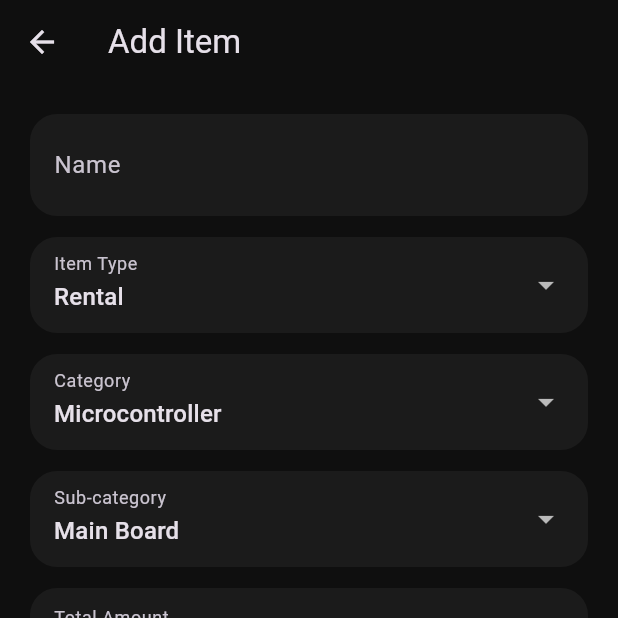
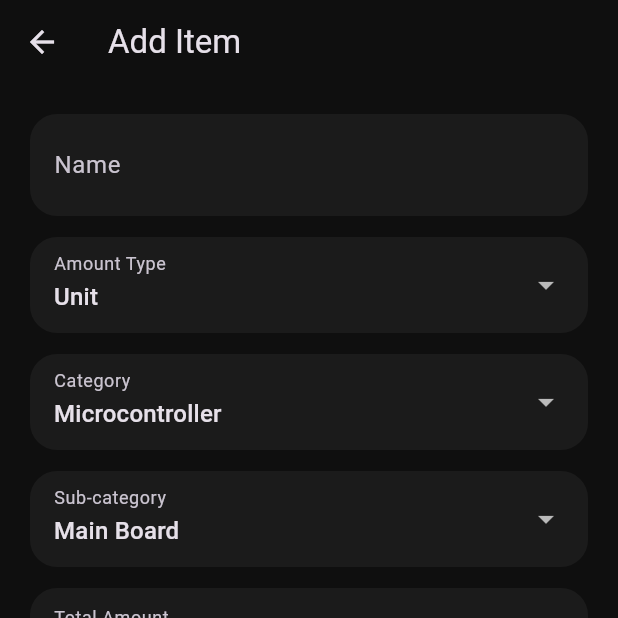
Before and after one commit to jun9187/techcare_app, a Flutter app: the AdminInventoryDashboardScreen screen opened directly, after a tap on "Add Item", on a phone screen of 412 x 824 dp, the top half of it. Run offline on Flutter 3.47's test engine with Material 3 defaults, Android fonts, the phone set to English and light mode, and no system bars; our stand-ins replace cloud_firestore, firebase_auth, firebase_core, flutter_bloc, google_sign_in, image_picker; accounts and stored records are empty; generated files the repository leaves out were written again; network calls fail.

Commit message:
Update Amount Type
- update the amount type to be "unit" and "consumables"
- amount type only can choose during creating a new item
- when select amount type of "consumables", total amount is hidden

```diff
--- a/lib/models/inventory_item.dart
+++ b/lib/models/inventory_item.dart
@@ -15,7 +15,7 @@ class InventoryItem {
     required this.rentedAmount,
     required this.imageUrl,
     required this.timestamp,
-    this.type = 'rental',
+    this.amountType = 'unit',
   });
 
   final String id;
@@ -31,11 +31,11 @@ class InventoryItem {
   final int rentedAmount;
   final String imageUrl;
   final DateTime? timestamp;
-  final String type;
+  final String amountType;
 
   int get quantity => availableAmount;
 
-  bool get isConsumable => type == 'consumable';
+  bool get isConsumable => amountType == 'consumable';
   bool get isLowStock => !isConsumable && availableAmount <= 3;
   bool get isOutOfStock => !isConsumable && availableAmount <= 0;
 
@@ -69,7 +69,11 @@ class InventoryItem {
     final availableAmount =
         _readNullableInt(data, ['availableAmount']) ??
         computedAvailable.clamp(0, totalAmount).toInt();
-    final type = _readString(data, ['type']) ?? 'rental';
+
+    var amountType = _readString(data, ['amountType', 'type']) ?? 'unit';
+    if (amountType == 'rental') {
+      amountType = 'unit';
+    }
 
     return InventoryItem(
       id: id,
@@ -89,7 +93,7 @@ class InventoryItem {
       rentedAmount: rentedAmount,
       imageUrl: _readString(data, ['image', 'imageUrl']) ?? '',
       timestamp: timestampValue is Timestamp ? timestampValue.toDate() : null,
-      type: type,
+      amountType: amountType,
     );
   }
 
@@ -108,7 +112,7 @@ class InventoryItem {
       'Quantity': totalAmount,
       'image': imageUrl,
       'timestamp': FieldValue.serverTimestamp(),
-      'type': type,
+      'amountType': amountType,
     };
   }
 
@@ -125,7 +129,7 @@ class InventoryItem {
     int? rentedAmount,
     String? imageUrl,
     DateTime? timestamp,
-    String? type,
+    String? amountType,
   }) {
     return InventoryItem(
       id: id,
@@ -141,7 +145,7 @@ class InventoryItem {
       rentedAmount: rentedAmount ?? this.rentedAmount,
       imageUrl: imageUrl ?? this.imageUrl,
       timestamp: timestamp ?? this.timestamp,
-      type: type ?? this.type,
+      amountType: amountType ?? this.amountType,
     );
   }
 
--- a/lib/screens/admin/inventory_item_form_screen.dart
+++ b/lib/screens/admin/inventory_item_form_screen.dart
@@ -95,7 +95,7 @@ class _InventoryItemFormScreenState extends State<InventoryItemFormScreen> {
   late String _generatedCode;
   late String _selectedCategory;
   late String _selectedSubCategory;
-  late String _selectedType;
+  late String _selectedAmountType;
   XFile? _selectedImage;
   String _imageUrl = '';
   bool _isSaving = false;
@@ -113,7 +113,7 @@ class _InventoryItemFormScreenState extends State<InventoryItemFormScreen> {
       text: item?.description ?? '',
     );
     _imageUrl = item?.imageUrl ?? '';
-    _selectedType = item?.type ?? 'rental';
+    _selectedAmountType = item?.amountType ?? 'unit';
 
     _selectedCategory =
         item?.category.isNotEmpty == true &&
@@ -153,9 +153,14 @@ class _InventoryItemFormScreenState extends State<InventoryItemFormScreen> {
       _selectedCategory = value;
       _selectedSubCategory = nextSubOptions.first;
       // UX helper: if Category is set to 'Trivial' and Sub-category defaults/changes to 'Consumable',
-      // set type to 'consumable'. Otherwise set type to 'rental'.
-      if (value == 'Trivial' && nextSubOptions.first == 'Consumable') {
-        _selectedType = 'consumable';
+      // set amountType to 'consumable'. Otherwise set to 'unit'.
+      // Only do this when creating a new item since amountType is locked on edit.
+      if (!widget.isEditing) {
+        if (value == 'Trivial' && nextSubOptions.first == 'Consumable') {
+          _selectedAmountType = 'consumable';
+        } else {
+          _selectedAmountType = 'unit';
+        }
       }
     });
   }
@@ -199,7 +204,7 @@ class _InventoryItemFormScreenState extends State<InventoryItemFormScreen> {
         );
       }
 
-      final isConsumable = _selectedType == 'consumable';
+      final isConsumable = _selectedAmountType == 'consumable';
       final totalAmount = isConsumable ? 0 : int.parse(_quantityController.text.trim());
       final holdingAmount = isConsumable ? 0 : (base?.holdingAmount ?? 0);
       final rentedAmount = isConsumable ? 0 : (base?.rentedAmount ?? 0);
@@ -217,7 +222,7 @@ class _InventoryItemFormScreenState extends State<InventoryItemFormScreen> {
         rentedAmount: rentedAmount,
         imageUrl: imageUrl,
         timestamp: base?.timestamp,
-        type: _selectedType,
+        amountType: _selectedAmountType,
       );
 
       if (widget.isEditing) {
@@ -256,17 +261,19 @@ class _InventoryItemFormScreenState extends State<InventoryItemFormScreen> {
           children: [
             _buildField(_nameController, 'Name'),
             _buildDropdownField(
-              label: 'Item Type',
-              value: _selectedType,
-              options: const ['rental', 'consumable'],
+              label: 'Amount Type',
+              value: _selectedAmountType,
+              options: const ['unit', 'consumable'],
               displayNames: const {
-                'rental': 'Rental',
-                'consumable': 'Consumable (No Quantities)',
+                'unit': 'Unit',
+                'consumable': 'Consumable',
               },
-              onChanged: (value) {
-                if (value == null) return;
-                setState(() => _selectedType = value);
-              },
+              onChanged: widget.isEditing
+                  ? null
+                  : (value) {
+                      if (value == null) return;
+                      setState(() => _selectedAmountType = value);
+                    },
             ),
             _buildDropdownField(
               label: 'Category',
@@ -283,7 +290,7 @@ class _InventoryItemFormScreenState extends State<InventoryItemFormScreen> {
                 setState(() => _selectedSubCategory = value);
               },
             ),
-            if (_selectedType != 'consumable')
+            if (_selectedAmountType != 'consumable')
               _buildField(
                 _quantityController,
                 'Total Amount',
@@ -460,7 +467,7 @@ class _InventoryItemFormScreenState extends State<InventoryItemFormScreen> {
     required String label,
     required String value,
     required List<String> options,
-    required ValueChanged<String?> onChanged,
+    required ValueChanged<String?>? onChanged,
     Map<String, String>? displayNames,
   }) {
     return Container(
--- a/lib/services/rental_request_service.dart
+++ b/lib/services/rental_request_service.dart
@@ -76,7 +76,8 @@ class RentalRequestService {
         }
 
         final itemData = itemDoc.data() ?? <String, dynamic>{};
-        final isConsumable = _readString(itemData, ['type']) == 'consumable';
+        final amountType = _readString(itemData, ['amountType', 'type']) ?? 'unit';
+        final isConsumable = amountType == 'consumable';
         if (isConsumable) {
           continue;
         }
@@ -154,7 +155,8 @@ class RentalRequestService {
         }
 
         final itemData = itemDoc.data() ?? <String, dynamic>{};
-        final isConsumable = _readString(itemData, ['type']) == 'consumable';
+        final amountType = _readString(itemData, ['amountType', 'type']) ?? 'unit';
+        final isConsumable = amountType == 'consumable';
         if (isConsumable) {
           continue;
         }
@@ -215,7 +217,8 @@ class RentalRequestService {
         }
 
         final itemData = itemDoc.data() ?? <String, dynamic>{};
-        final isConsumable = _readString(itemData, ['type']) == 'consumable';
+        final amountType = _readString(itemData, ['amountType', 'type']) ?? 'unit';
+        final isConsumable = amountType == 'consumable';
         if (isConsumable) {
           continue;
         }
@@ -276,7 +279,8 @@ class RentalRequestService {
         }
 
         final itemData = itemDoc.data() ?? <String, dynamic>{};
-        final isConsumable = _readString(itemData, ['type']) == 'consumable';
+        final amountType = _readString(itemData, ['amountType', 'type']) ?? 'unit';
+        final isConsumable = amountType == 'consumable';
         if (isConsumable) {
           continue;
         }
```
